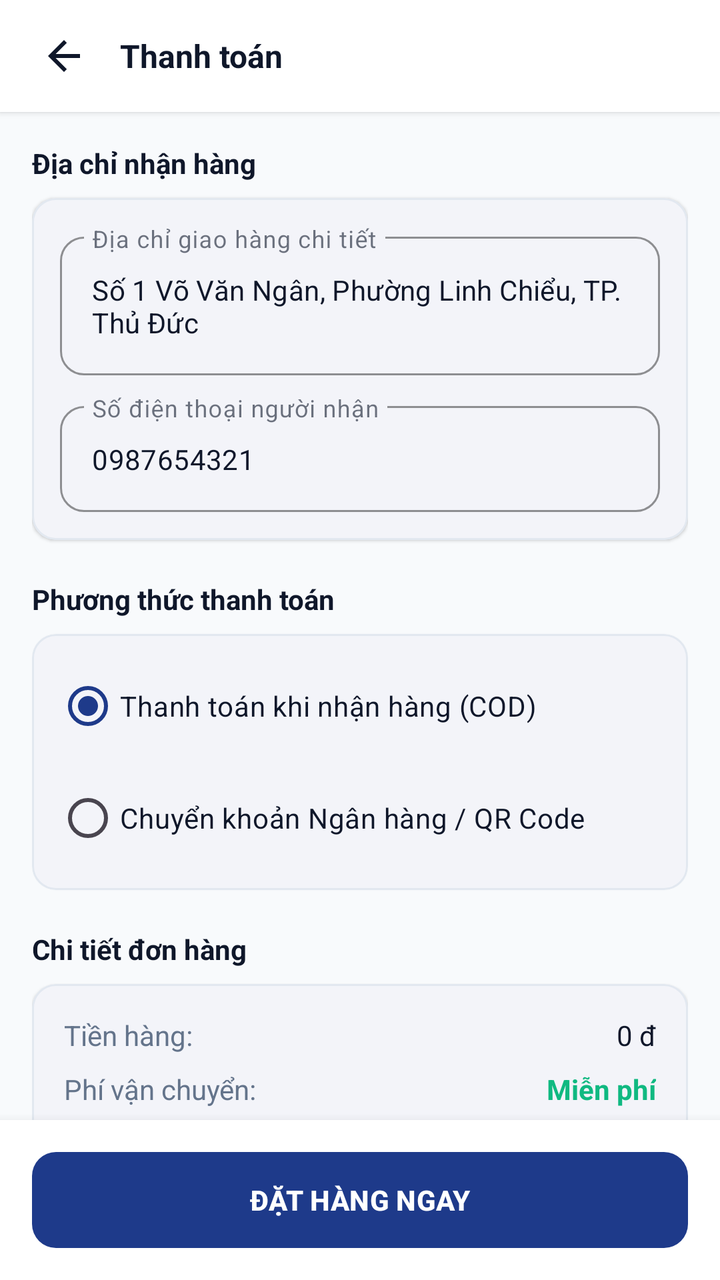
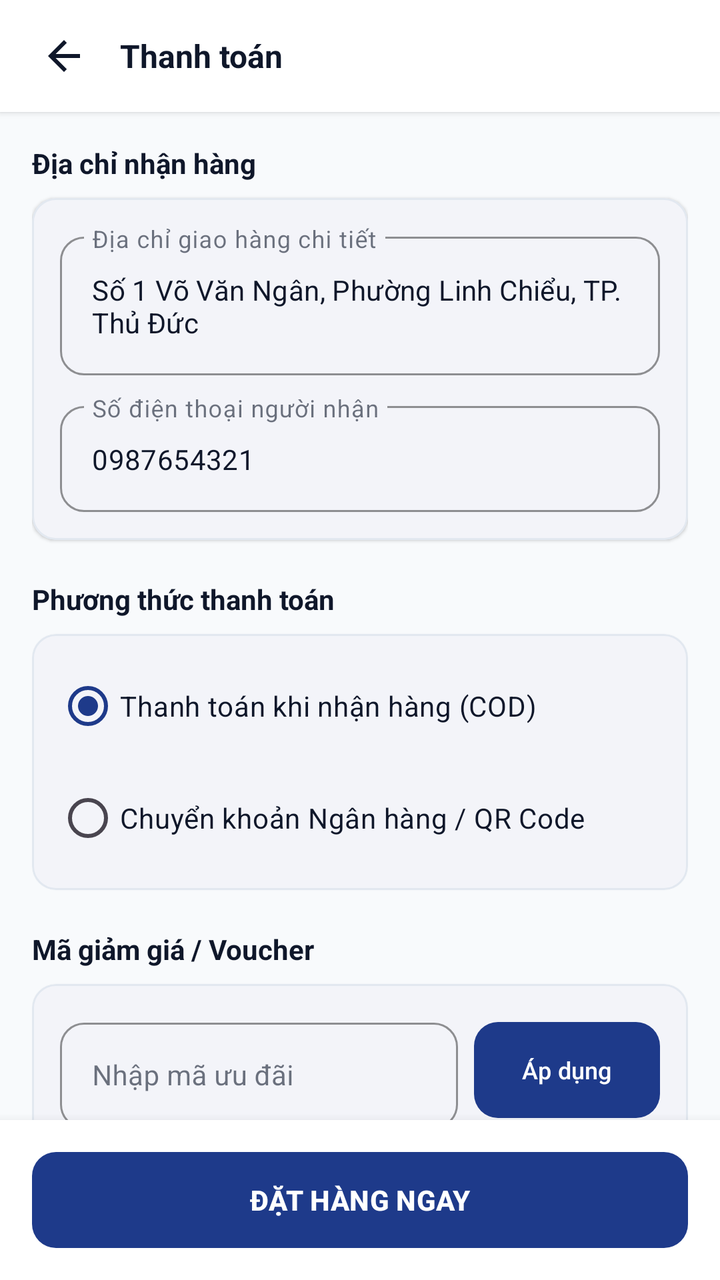

The first picture is an Android layout as it rendered before a commit; the second is the same layout after the commit. The layout source and the unified diff follow.
<!-- AndroidManifest.xml: application theme Theme.Book_selling_app -->
<!-- res/layout/activity_checkout.xml -->
<?xml version="1.0" encoding="utf-8"?>
<androidx.constraintlayout.widget.ConstraintLayout xmlns:android="http://schemas.android.com/apk/res/android"
    xmlns:app="http://schemas.android.com/apk/res-auto"
    xmlns:tools="http://schemas.android.com/tools"
    android:layout_width="match_parent"
    android:layout_height="match_parent"
    android:background="@color/background"
    tools:context=".CheckoutActivity"
    tools:ignore="HardcodedText,ContentDescription,Autofill">

    
    <LinearLayout
        android:id="@+id/layoutCheckoutHeader"
        android:layout_width="0dp"
        android:layout_height="56dp"
        android:background="@color/surface"
        android:elevation="2dp"
        android:gravity="center_vertical"
        android:orientation="horizontal"
        android:paddingStart="12dp"
        android:paddingEnd="12dp"
        app:layout_constraintEnd_toEndOf="parent"
        app:layout_constraintStart_toStartOf="parent"
        app:layout_constraintTop_toTopOf="parent">

        <ImageButton
            android:id="@+id/btnBack"
            android:layout_width="40dp"
            android:layout_height="40dp"
            android:background="?attr/selectableItemBackgroundBorderless"
            android:contentDescription="@null"
            android:src="@drawable/ic_arrow_back"
            app:tint="@color/text_primary" />

        <TextView
            android:layout_width="wrap_content"
            android:layout_height="wrap_content"
            android:layout_marginStart="8dp"
            android:text="Thanh toán"
            android:textColor="@color/text_primary"
            android:textSize="@dimen/text_lg"
            android:textStyle="bold" />
    </LinearLayout>

    <androidx.core.widget.NestedScrollView
        android:layout_width="0dp"
        android:layout_height="0dp"
        android:fillViewport="true"
        app:layout_constraintBottom_toTopOf="@+id/layoutConfirmBottom"
        app:layout_constraintEnd_toEndOf="parent"
        app:layout_constraintStart_toStartOf="parent"
        app:layout_constraintTop_toBottomOf="@+id/layoutCheckoutHeader">

        <LinearLayout
            android:layout_width="match_parent"
            android:layout_height="wrap_content"
            android:orientation="vertical"
            android:padding="16dp">

            
            <TextView
                android:layout_width="wrap_content"
                android:layout_height="wrap_content"
                android:layout_marginBottom="8dp"
                android:text="Địa chỉ nhận hàng"
                android:textColor="@color/text_primary"
                android:textSize="@dimen/text_md"
                android:textStyle="bold" />

            <com.google.android.material.card.MaterialCardView
                android:layout_width="match_parent"
                android:layout_height="wrap_content"
                app:cardBackgroundColor="@color/surface"
                app:cardCornerRadius="@dimen/radius_md"
                app:cardElevation="1dp"
                app:strokeColor="@color/border_subtle"
                app:strokeWidth="1dp">

                <LinearLayout
                    android:layout_width="match_parent"
                    android:layout_height="wrap_content"
                    android:orientation="vertical"
                    android:padding="14dp">

                    <com.google.android.material.textfield.TextInputLayout
                        android:id="@+id/tilShippingAddress"
                        style="@style/Widget.MaterialComponents.TextInputLayout.OutlinedBox"
                        android:layout_width="match_parent"
                        android:layout_height="wrap_content"
                        android:hint="Địa chỉ giao hàng chi tiết"
                        app:boxCornerRadiusBottomEnd="@dimen/radius_md"
                        app:boxCornerRadiusBottomStart="@dimen/radius_md"
                        app:boxCornerRadiusTopEnd="@dimen/radius_md"
                        app:boxCornerRadiusTopStart="@dimen/radius_md"
                        app:boxStrokeColor="@color/primary">

                        <com.google.android.material.textfield.TextInputEditText
                            android:id="@+id/edtShippingAddress"
                            android:layout_width="match_parent"
                            android:layout_height="wrap_content"
                            android:autofillHints="postalAddress"
                            android:text="Số 1 Võ Văn Ngân, Phường Linh Chiểu, TP. Thủ Đức"
                            android:textColor="@color/text_primary"
                            android:textSize="@dimen/text_md" />
                    </com.google.android.material.textfield.TextInputLayout>

                    <com.google.android.material.textfield.TextInputLayout
                        android:id="@+id/tilReceiverPhone"
                        style="@style/Widget.MaterialComponents.TextInputLayout.OutlinedBox"
                        android:layout_width="match_parent"
                        android:layout_height="wrap_content"
                        android:layout_marginTop="10dp"
                        android:hint="Số điện thoại người nhận"
                        app:boxCornerRadiusBottomEnd="@dimen/radius_md"
                        app:boxCornerRadiusBottomStart="@dimen/radius_md"
                        app:boxCornerRadiusTopEnd="@dimen/radius_md"
                        app:boxCornerRadiusTopStart="@dimen/radius_md"
                        app:boxStrokeColor="@color/primary">

                        <com.google.android.material.textfield.TextInputEditText
                            android:id="@+id/edtReceiverPhone"
                            android:layout_width="match_parent"
                            android:layout_height="wrap_content"
                            android:autofillHints="phoneNumber"
                            android:text="0987654321"
                            android:inputType="phone"
                            android:textColor="@color/text_primary"
                            android:textSize="@dimen/text_md" />
                    </com.google.android.material.textfield.TextInputLayout>

                </LinearLayout>

            </com.google.android.material.card.MaterialCardView>

            
            <TextView
                android:layout_width="wrap_content"
                android:layout_height="wrap_content"
                android:layout_marginTop="20dp"
                android:layout_marginBottom="8dp"
                android:text="Phương thức thanh toán"
                android:textColor="@color/text_primary"
                android:textSize="@dimen/text_md"
                android:textStyle="bold" />

            <com.google.android.material.card.MaterialCardView
                android:layout_width="match_parent"
                android:layout_height="wrap_content"
                app:cardBackgroundColor="@color/surface"
                app:cardCornerRadius="@dimen/radius_md"
                app:cardElevation="1dp"
                app:strokeColor="@color/border_subtle"
                app:strokeWidth="1dp">

                <RadioGroup
                    android:id="@+id/rgPayment"
                    android:layout_width="match_parent"
                    android:layout_height="wrap_content"
                    android:padding="12dp">

                    <RadioButton
                        android:id="@+id/rbCOD"
                        android:layout_width="match_parent"
                        android:layout_height="wrap_content"
                        android:checked="true"
                        android:buttonTint="@color/primary"
                        android:text="Thanh toán khi nhận hàng (COD)"
                        android:textColor="@color/text_primary"
                        android:textSize="@dimen/text_md" />

                    <RadioButton
                        android:id="@+id/rbBanking"
                        android:layout_width="match_parent"
                        android:layout_height="wrap_content"
                        android:layout_marginTop="8dp"
                        android:buttonTint="@color/primary"
                        android:text="Chuyển khoản Ngân hàng / QR Code"
                        android:textColor="@color/text_primary"
                        android:textSize="@dimen/text_md" />
                </RadioGroup>

            </com.google.android.material.card.MaterialCardView>

            
            <TextView
                android:layout_width="wrap_content"
                android:layout_height="wrap_content"
                android:layout_marginTop="20dp"
                android:layout_marginBottom="8dp"
                android:text="Chi tiết đơn hàng"
                android:textColor="@color/text_primary"
                android:textSize="@dimen/text_md"
                android:textStyle="bold" />

            <com.google.android.material.card.MaterialCardView
                android:layout_width="match_parent"
                android:layout_height="wrap_content"
                app:cardBackgroundColor="@color/surface"
                app:cardCornerRadius="@dimen/radius_md"
                app:cardElevation="1dp"
                app:strokeColor="@color/border_subtle"
                app:strokeWidth="1dp">

                <LinearLayout
                    android:layout_width="match_parent"
                    android:layout_height="wrap_content"
                    android:orientation="vertical"
                    android:padding="16dp">

                    <LinearLayout
                        android:layout_width="match_parent"
                        android:layout_height="wrap_content"
                        android:orientation="horizontal">

                        <TextView
                            android:layout_width="0dp"
                            android:layout_height="wrap_content"
                            android:layout_weight="1"
                            android:text="Tiền hàng:"
                            android:textColor="@color/text_secondary"
                            android:textSize="@dimen/text_md" />

                        <TextView
                            android:id="@+id/tvCheckoutSubtotal"
                            android:layout_width="wrap_content"
                            android:layout_height="wrap_content"
                            android:text="0 đ"
                            android:textColor="@color/text_primary"
                            android:textSize="@dimen/text_md" />
                    </LinearLayout>

                    <LinearLayout
                        android:layout_width="match_parent"
                        android:layout_height="wrap_content"
                        android:layout_marginTop="8dp"
                        android:orientation="horizontal">

                        <TextView
                            android:layout_width="0dp"
                            android:layout_height="wrap_content"
                            android:layout_weight="1"
                            android:text="Phí vận chuyển:"
                            android:textColor="@color/text_secondary"
                            android:textSize="@dimen/text_md" />

                        <TextView
                            android:layout_width="wrap_content"
                            android:layout_height="wrap_content"
                            android:text="Miễn phí"
                            android:textColor="@color/status_success"
                            android:textSize="@dimen/text_md"
                            android:textStyle="bold" />
                    </LinearLayout>

                    <View
                        android:layout_width="match_parent"
                        android:layout_height="1dp"
                        android:layout_marginTop="12dp"
                        android:layout_marginBottom="12dp"
                        android:background="@color/border_subtle" />

                    <LinearLayout
                        android:layout_width="match_parent"
                        android:layout_height="wrap_content"
                        android:orientation="horizontal">

                        <TextView
                            android:layout_width="0dp"
                            android:layout_height="wrap_content"
                            android:layout_weight="1"
                            android:text="Tổng cộng:"
                            android:textColor="@color/text_primary"
                            android:textSize="@dimen/text_lg"
                            android:textStyle="bold" />

                        <TextView
                            android:id="@+id/tvCheckoutTotal"
                            android:layout_width="wrap_content"
                            android:layout_height="wrap_content"
                            android:text="0 đ"
                            android:textColor="@color/primary"
                            android:textSize="@dimen/text_xl"
                            android:textStyle="bold" />
                    </LinearLayout>

                </LinearLayout>

            </com.google.android.material.card.MaterialCardView>

        </LinearLayout>

    </androidx.core.widget.NestedScrollView>

    
    <LinearLayout
        android:id="@+id/layoutConfirmBottom"
        android:layout_width="0dp"
        android:layout_height="wrap_content"
        android:background="@color/surface"
        android:elevation="8dp"
        android:padding="16dp"
        app:layout_constraintBottom_toBottomOf="parent"
        app:layout_constraintEnd_toEndOf="parent"
        app:layout_constraintStart_toStartOf="parent">

        <com.google.android.material.button.MaterialButton
            android:id="@+id/btnConfirmOrder"
            android:layout_width="match_parent"
            android:layout_height="@dimen/button_height"
            android:background="@drawable/bg_button_primary"
            android:text="ĐẶT HÀNG NGAY"
            android:textColor="@color/white"
            android:textSize="@dimen/text_md"
            android:textStyle="bold"
            app:backgroundTint="@color/primary"
            app:cornerRadius="@dimen/radius_md" />

    </LinearLayout>

</androidx.constraintlayout.widget.ConstraintLayout>
<!-- resources referenced by this layout -->
<resources>
  <color name="background">#F8FAFC</color>
  <color name="border_subtle">#E2E8F0</color>
  <color name="primary">#1E3A8A</color>
  <color name="status_success">#10B981</color>
  <color name="surface">#FFFFFF</color>
  <color name="text_primary">#0F172A</color>
  <color name="text_secondary">#64748B</color>
  <color name="white">#FFFFFFFF</color>
  <dimen name="button_height">48dp</dimen>
  <dimen name="radius_md">12dp</dimen>
  <dimen name="text_lg">16sp</dimen>
  <dimen name="text_md">14sp</dimen>
  <dimen name="text_xl">18sp</dimen>
  <!-- drawable bg_button_primary (drawable) -->
  <?xml version="1.0" encoding="utf-8"?>
  <ripple xmlns:android="http://schemas.android.com/apk/res/android"
      android:color="#33FFFFFF">
      <item>
          <shape android:shape="rectangle">
              <solid android:color="@color/primary" />
              <corners android:radius="@dimen/radius_md" />
          </shape>
      </item>
  </ripple>
  <!-- drawable ic_arrow_back (drawable) -->
  <vector xmlns:android="http://schemas.android.com/apk/res/android"
      android:width="24dp"
      android:height="24dp"
      android:viewportWidth="24"
      android:viewportHeight="24">
    <path
        android:fillColor="@color/text_primary"
        android:pathData="M20,11H7.83l5.59,-5.59L12,4l-8,8 8,8 1.41,-1.41L7.83,13H20v-2z"/>
  </vector>
  <style name="Theme.Book_selling_app" parent="Base.Theme.Book_selling_app" />
  <style name="Base.Theme.Book_selling_app" parent="Theme.Material3.DayNight.NoActionBar">
          
          <item name="colorPrimary">@color/primary</item>
          <item name="colorPrimaryDark">@color/primary_dark</item>
          <item name="colorOnPrimary">@color/on_primary</item>
          <item name="colorSecondary">@color/secondary</item>
          <item name="colorOnSecondary">@color/on_secondary</item>
  
          
          <item name="android:windowBackground">@color/background</item>
          <item name="colorSurface">@color/surface</item>
          <item name="colorOnSurface">@color/text_primary</item>
  
          
          <item name="android:statusBarColor">@color/surface</item>
          <item name="android:windowLightStatusBar">true</item>
      </style>
  <color name="primary_dark">#00236F</color>
  <color name="on_primary">#FFFFFF</color>
  <color name="secondary">#D97706</color>
  <color name="on_secondary">#FFFFFF</color>
</resources>

<!-- the commit's change to res/layout/activity_checkout.xml (unified diff, before → after) -->
@@ -187,7 +187,7 @@
                 android:layout_height="wrap_content"
                 android:layout_marginTop="20dp"
                 android:layout_marginBottom="8dp"
-                android:text="Chi tiết đơn hàng"
+                android:text="Mã giảm giá / Voucher"
                 android:textColor="@color/text_primary"
                 android:textSize="@dimen/text_md"
                 android:textStyle="bold" />
@@ -205,6 +205,88 @@
                     android:layout_width="match_parent"
                     android:layout_height="wrap_content"
                     android:orientation="vertical"
+                    android:padding="14dp">
+
+                    <LinearLayout
+                        android:layout_width="match_parent"
+                        android:layout_height="wrap_content"
+                        android:gravity="center_vertical"
+                        android:orientation="horizontal">
+
+                        <com.google.android.material.textfield.TextInputLayout
+                            android:id="@+id/tilVoucherCode"
+                            style="@style/Widget.MaterialComponents.TextInputLayout.OutlinedBox"
+                            android:layout_width="0dp"
+                            android:layout_height="wrap_content"
+                            android:layout_weight="1"
+                            android:hint="Nhập mã ưu đãi"
+                            app:boxCornerRadiusBottomEnd="@dimen/radius_md"
+                            app:boxCornerRadiusBottomStart="@dimen/radius_md"
+                            app:boxCornerRadiusTopEnd="@dimen/radius_md"
+                            app:boxCornerRadiusTopStart="@dimen/radius_md"
+                            app:boxStrokeColor="@color/primary">
+
+                            <com.google.android.material.textfield.TextInputEditText
+                                android:id="@+id/edtVoucherCode"
+                                android:layout_width="match_parent"
+                                android:layout_height="wrap_content"
+                                android:textAllCaps="true"
+                                android:singleLine="true"
+                                android:textColor="@color/text_primary"
+                                android:textSize="@dimen/text_md" />
+                        </com.google.android.material.textfield.TextInputLayout>
+
+                        <com.google.android.material.button.MaterialButton
+                            android:id="@+id/btnApplyVoucher"
+                            android:layout_width="wrap_content"
+                            android:layout_height="wrap_content"
+                            android:layout_marginStart="8dp"
+                            android:background="@drawable/bg_button_primary"
+                            android:text="Áp dụng"
+                            android:textColor="@color/white"
+                            android:textSize="@dimen/text_sm"
+                            app:backgroundTint="@color/primary"
+                            app:cornerRadius="@dimen/radius_md" />
+
+                    </LinearLayout>
+
+                    <TextView
+                        android:id="@+id/tvVoucherMessage"
+                        android:layout_width="wrap_content"
+                        android:layout_height="wrap_content"
+                        android:layout_marginTop="6dp"
+                        android:text="Gợi ý mã: GIAM10 (10%), GIAM30K (đơn >100k), BOOKLOVER (-20k)"
+                        android:textColor="@color/text_secondary"
+                        android:textSize="@dimen/text_xs" />
+
+                </LinearLayout>
+
+            </com.google.android.material.card.MaterialCardView>
+
+            
+            <TextView
+                android:layout_width="wrap_content"
+                android:layout_height="wrap_content"
+                android:layout_marginTop="20dp"
+                android:layout_marginBottom="8dp"
+                android:text="Chi tiết đơn hàng"
+                android:textColor="@color/text_primary"
+                android:textSize="@dimen/text_md"
+                android:textStyle="bold" />
+
+            <com.google.android.material.card.MaterialCardView
+                android:layout_width="match_parent"
+                android:layout_height="wrap_content"
+                app:cardBackgroundColor="@color/surface"
+                app:cardCornerRadius="@dimen/radius_md"
+                app:cardElevation="1dp"
+                app:strokeColor="@color/border_subtle"
+                app:strokeWidth="1dp">
+
+                <LinearLayout
+                    android:layout_width="match_parent"
+                    android:layout_height="wrap_content"
+                    android:orientation="vertical"
                     android:padding="16dp">
 
                     <LinearLayout
@@ -227,6 +309,32 @@
                             android:text="0 đ"
                             android:textColor="@color/text_primary"
                             android:textSize="@dimen/text_md" />
+                    </LinearLayout>
+
+                    <LinearLayout
+                        android:id="@+id/layoutDiscountRow"
+                        android:layout_width="match_parent"
+                        android:layout_height="wrap_content"
+                        android:layout_marginTop="8dp"
+                        android:orientation="horizontal"
+                        android:visibility="gone">
+
+                        <TextView
+                            android:layout_width="0dp"
+                            android:layout_height="wrap_content"
+                            android:layout_weight="1"
+                            android:text="Giảm giá voucher:"
+                            android:textColor="@color/status_discount"
+                            android:textSize="@dimen/text_md" />
+
+                        <TextView
+                            android:id="@+id/tvCheckoutDiscount"
+                            android:layout_width="wrap_content"
+                            android:layout_height="wrap_content"
+                            android:text="-0 đ"
+                            android:textColor="@color/status_discount"
+                            android:textSize="@dimen/text_md"
+                            android:textStyle="bold" />
                     </LinearLayout>
 
                     <LinearLayout
<!-- resource entries referenced after the edit -->
@@ -3,6 +3,7 @@
   <color name="background">#F8FAFC</color>
   <color name="border_subtle">#E2E8F0</color>
   <color name="primary">#1E3A8A</color>
+  <color name="status_discount">#E11D48</color>
   <color name="status_success">#10B981</color>
   <color name="surface">#FFFFFF</color>
   <color name="text_primary">#0F172A</color>
@@ -12,7 +13,9 @@
   <dimen name="radius_md">12dp</dimen>
   <dimen name="text_lg">16sp</dimen>
   <dimen name="text_md">14sp</dimen>
+  <dimen name="text_sm">12sp</dimen>
   <dimen name="text_xl">18sp</dimen>
+  <dimen name="text_xs">11sp</dimen>
   <!-- drawable bg_button_primary (drawable) -->
   <?xml version="1.0" encoding="utf-8"?>
   <ripple xmlns:android="http://schemas.android.com/apk/res/android"
